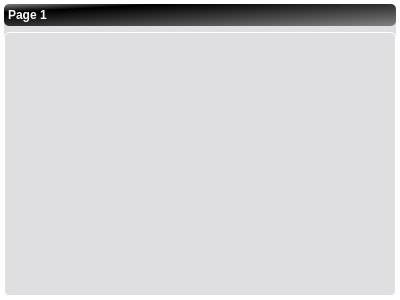
Old version of the form teraplus/client/src/editors/TeraForm.ui in the repository introlab/opentera.
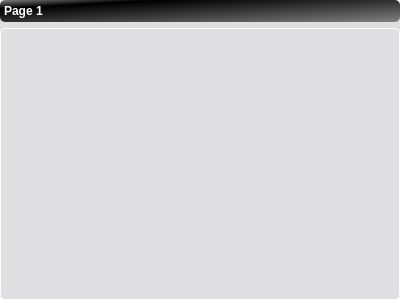
New version of the form.

Commit message: Added Site editor in TeraClient and appropriate functionalities on the server.

```diff
--- a/teraplus/client/src/editors/TeraForm.ui
+++ b/teraplus/client/src/editors/TeraForm.ui
@@ -102,16 +102,16 @@
   </property>
   <layout class="QVBoxLayout" name="verticalLayout">
    <property name="leftMargin">
-    <number>4</number>
+    <number>0</number>
    </property>
    <property name="topMargin">
-    <number>4</number>
+    <number>0</number>
    </property>
    <property name="rightMargin">
-    <number>4</number>
+    <number>0</number>
    </property>
    <property name="bottomMargin">
-    <number>4</number>
+    <number>0</number>
    </property>
    <item>
     <widget class="QToolBox" name="toolboxMain">
@@ -126,8 +126,8 @@
        <rect>
         <x>0</x>
         <y>0</y>
-        <width>392</width>
-        <height>265</height>
+        <width>400</width>
+        <height>273</height>
        </rect>
       </property>
       <attribute name="label">
```
The commit also changes 31 other files.
